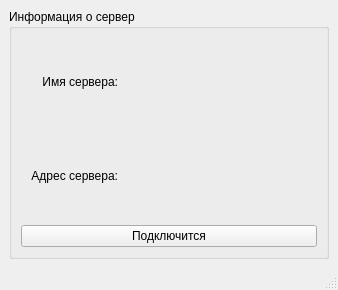
Before: the Qt Designer form src/projectterm/widgets/main_window.ui in SemRus76/ExampleProject, drawn with Qt 5.
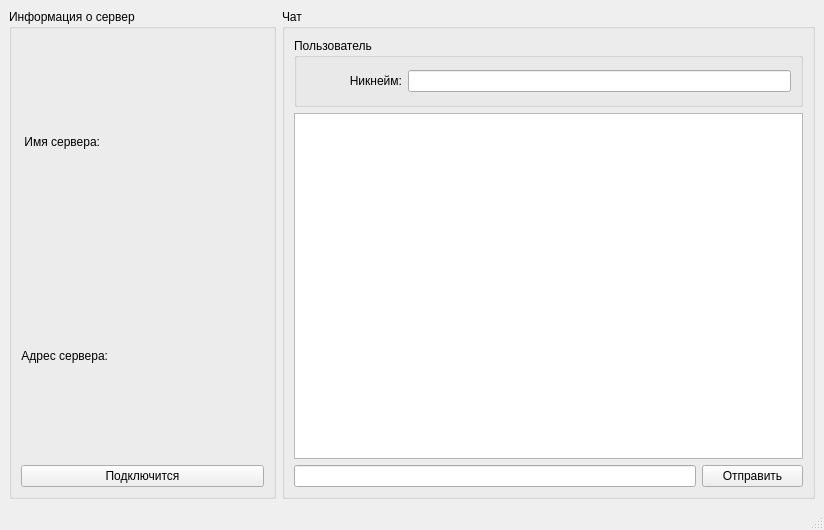
After: the same form once the commit is applied.

What changed in the file:
```diff
--- a/src/projectterm/widgets/main_window.ui
+++ b/src/projectterm/widgets/main_window.ui
@@ -6,15 +6,15 @@
    <rect>
     <x>0</x>
     <y>0</y>
-    <width>338</width>
-    <height>290</height>
+    <width>824</width>
+    <height>530</height>
    </rect>
   </property>
   <property name="windowTitle">
    <string>MainWindow</string>
   </property>
   <widget class="QWidget" name="Widget">
-   <layout class="QHBoxLayout" name="horizontalLayout_3">
+   <layout class="QHBoxLayout" name="horizontalLayout_3" stretch="1,2">
     <item>
      <widget class="QGroupBox" name="InformationServer">
       <property name="title">
@@ -79,6 +79,62 @@
       </layout>
      </widget>
     </item>
+    <item>
+     <widget class="QGroupBox" name="ChatLayout">
+      <property name="title">
+       <string>Чат</string>
+      </property>
+      <layout class="QVBoxLayout" name="verticalLayout_2" stretch="1,5,1">
+       <item>
+        <widget class="QGroupBox" name="UserSettingsLayout">
+         <property name="title">
+          <string>Пользователь</string>
+         </property>
+         <layout class="QHBoxLayout" name="horizontalLayout" stretch="0">
+          <item>
+           <layout class="QHBoxLayout" name="NickNameLayout" stretch="1,4">
+            <item>
+             <widget class="QLabel" name="NickNameLabel">
+              <property name="text">
+               <string>Никнейм:</string>
+              </property>
+              <property name="alignment">
+               <set>Qt::AlignRight|Qt::AlignTrailing|Qt::AlignVCenter</set>
+              </property>
+             </widget>
+            </item>
+            <item>
+             <widget class="QLineEdit" name="nick"/>
+            </item>
+           </layout>
+          </item>
+         </layout>
+        </widget>
+       </item>
+       <item>
+        <widget class="QTextEdit" name="chat">
+         <property name="readOnly">
+          <bool>true</bool>
+         </property>
+        </widget>
+       </item>
+       <item>
+        <layout class="QHBoxLayout" name="ChatMessageLayout" stretch="4,1">
+         <item>
+          <widget class="QLineEdit" name="message"/>
+         </item>
+         <item>
+          <widget class="QPushButton" name="btnSendMessage">
+           <property name="text">
+            <string>Отправить</string>
+           </property>
+          </widget>
+         </item>
+        </layout>
+       </item>
+      </layout>
+     </widget>
+    </item>
    </layout>
   </widget>
   <widget class="QMenuBar" name="menubar">
```
Left out of the diff: 2 changed lines with no effect on the pictures.
